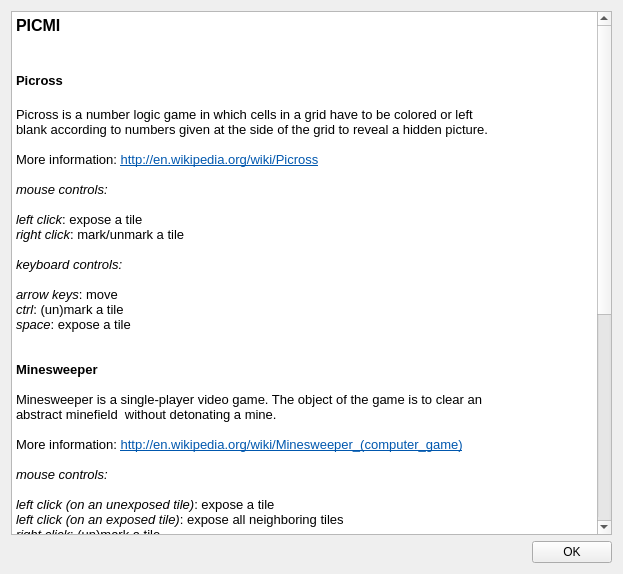
First picture: the form in src/f_qthelp.ui, repository schuay/picmi-legacy, before the edit.
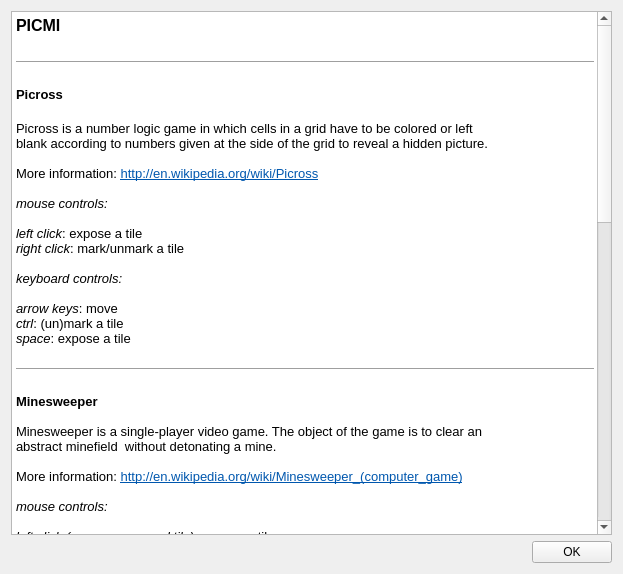
Second picture: the form after the edit.

Commit message: help text tweaks

Patch:
```diff
--- a/src/f_qthelp.ui
+++ b/src/f_qthelp.ui
@@ -23,6 +23,7 @@
 &lt;/style&gt;&lt;/head&gt;&lt;body style=&quot; font-family:'Sans Serif'; font-size:10pt; font-weight:400; font-style:normal;&quot;&gt;
 &lt;p style=&quot; margin-top:0px; margin-bottom:0px; margin-left:0px; margin-right:0px; -qt-block-indent:0; text-indent:0px;&quot;&gt;&lt;span style=&quot; font-size:12pt; font-weight:600;&quot;&gt;PICMI&lt;/span&gt;&lt;/p&gt;
 &lt;p style=&quot;-qt-paragraph-type:empty; margin-top:0px; margin-bottom:0px; margin-left:0px; margin-right:0px; -qt-block-indent:0; text-indent:0px; font-size:12pt; font-weight:600;&quot;&gt;&lt;/p&gt;
+&lt;hr /&gt;
 &lt;p style=&quot;-qt-paragraph-type:empty; margin-top:0px; margin-bottom:0px; margin-left:0px; margin-right:0px; -qt-block-indent:0; text-indent:0px; font-size:12pt; font-weight:600;&quot;&gt;&lt;/p&gt;
 &lt;p style=&quot; margin-top:0px; margin-bottom:0px; margin-left:0px; margin-right:0px; -qt-block-indent:0; text-indent:0px;&quot;&gt;&lt;span style=&quot; font-weight:600;&quot;&gt;Picross&lt;/span&gt;&lt;/p&gt;
 &lt;p style=&quot;-qt-paragraph-type:empty; margin-top:0px; margin-bottom:0px; margin-left:0px; margin-right:0px; -qt-block-indent:0; text-indent:0px; font-size:12pt; font-weight:600;&quot;&gt;&lt;/p&gt;
@@ -42,7 +43,8 @@
 &lt;p style=&quot; margin-top:0px; margin-bottom:0px; margin-left:0px; margin-right:0px; -qt-block-indent:0; text-indent:0px;&quot;&gt;&lt;span style=&quot; font-style:italic;&quot;&gt;ctrl&lt;/span&gt;: (un)mark a tile&lt;/p&gt;
 &lt;p style=&quot; margin-top:0px; margin-bottom:0px; margin-left:0px; margin-right:0px; -qt-block-indent:0; text-indent:0px;&quot;&gt;&lt;span style=&quot; font-style:italic;&quot;&gt;space&lt;/span&gt;: expose a tile&lt;/p&gt;
 &lt;p style=&quot;-qt-paragraph-type:empty; margin-top:0px; margin-bottom:0px; margin-left:0px; margin-right:0px; -qt-block-indent:0; text-indent:0px;&quot;&gt;&lt;/p&gt;
-&lt;p style=&quot;-qt-paragraph-type:empty; margin-top:0px; margin-bottom:0px; margin-left:0px; margin-right:0px; -qt-block-indent:0; text-indent:0px;&quot;&gt;&lt;/p&gt;
+&lt;hr /&gt;
+&lt;p style=&quot;-qt-paragraph-type:empty; margin-top:0px; margin-bottom:0px; margin-left:0px; margin-right:0px; -qt-block-indent:0; text-indent:0px; font-size:12pt; font-weight:600;&quot;&gt;&lt;/p&gt;
 &lt;p style=&quot; margin-top:0px; margin-bottom:0px; margin-left:0px; margin-right:0px; -qt-block-indent:0; text-indent:0px;&quot;&gt;&lt;span style=&quot; font-weight:600;&quot;&gt;Minesweeper&lt;/span&gt;&lt;/p&gt;
 &lt;p style=&quot;-qt-paragraph-type:empty; margin-top:0px; margin-bottom:0px; margin-left:0px; margin-right:0px; -qt-block-indent:0; text-indent:0px;&quot;&gt;&lt;/p&gt;
 &lt;p style=&quot; margin-top:0px; margin-bottom:0px; margin-left:0px; margin-right:0px; -qt-block-indent:0; text-indent:0px;&quot;&gt;Minesweeper is a single-player video game. The object of the game is to clear an&lt;/p&gt;
@@ -64,21 +66,46 @@
 &lt;p style=&quot; margin-top:0px; margin-bottom:0px; margin-left:0px; margin-right:0px; -qt-block-indent:0; text-indent:0px;&quot;&gt;&lt;span style=&quot; font-style:italic;&quot;&gt;space (on an unexposed tile)&lt;/span&gt;: expose a tile&lt;/p&gt;
 &lt;p style=&quot; margin-top:0px; margin-bottom:0px; margin-left:0px; margin-right:0px; -qt-block-indent:0; text-indent:0px;&quot;&gt;&lt;span style=&quot; font-style:italic;&quot;&gt;space (on an exposed tile)&lt;/span&gt;: expose all neighboring tiles&lt;/p&gt;
 &lt;p style=&quot;-qt-paragraph-type:empty; margin-top:0px; margin-bottom:0px; margin-left:0px; margin-right:0px; -qt-block-indent:0; text-indent:0px;&quot;&gt;&lt;/p&gt;
+&lt;hr /&gt;
+&lt;p style=&quot;-qt-paragraph-type:empty; margin-top:0px; margin-bottom:0px; margin-left:0px; margin-right:0px; -qt-block-indent:0; text-indent:0px; font-size:12pt; font-weight:600;&quot;&gt;&lt;/p&gt;
 &lt;p style=&quot; margin-top:0px; margin-bottom:0px; margin-left:0px; margin-right:0px; -qt-block-indent:0; text-indent:0px;&quot;&gt;&lt;span style=&quot; font-weight:600;&quot;&gt;Global Controls&lt;/span&gt;&lt;/p&gt;
 &lt;p style=&quot;-qt-paragraph-type:empty; margin-top:0px; margin-bottom:0px; margin-left:0px; margin-right:0px; -qt-block-indent:0; text-indent:0px;&quot;&gt;&lt;/p&gt;
 &lt;p style=&quot; margin-top:0px; margin-bottom:0px; margin-left:0px; margin-right:0px; -qt-block-indent:0; text-indent:0px;&quot;&gt;&lt;span style=&quot; font-style:italic;&quot;&gt;p&lt;/span&gt;: (un)pause the game&lt;/p&gt;
 &lt;p style=&quot; margin-top:0px; margin-bottom:0px; margin-left:0px; margin-right:0px; -qt-block-indent:0; text-indent:0px;&quot;&gt;&lt;span style=&quot; font-style:italic;&quot;&gt;esc&lt;/span&gt;: quit game&lt;/p&gt;
 &lt;p style=&quot;-qt-paragraph-type:empty; margin-top:0px; margin-bottom:0px; margin-left:0px; margin-right:0px; -qt-block-indent:0; text-indent:0px;&quot;&gt;&lt;/p&gt;
+&lt;hr /&gt;
+&lt;p style=&quot;-qt-paragraph-type:empty; margin-top:0px; margin-bottom:0px; margin-left:0px; margin-right:0px; -qt-block-indent:0; text-indent:0px; font-size:12pt; font-weight:600;&quot;&gt;&lt;/p&gt;
+&lt;p style=&quot; margin-top:0px; margin-bottom:0px; margin-left:0px; margin-right:0px; -qt-block-indent:0; text-indent:0px;&quot;&gt;&lt;span style=&quot; font-weight:600;&quot;&gt;Settings&lt;/span&gt;&lt;/p&gt;
 &lt;p style=&quot;-qt-paragraph-type:empty; margin-top:0px; margin-bottom:0px; margin-left:0px; margin-right:0px; -qt-block-indent:0; text-indent:0px;&quot;&gt;&lt;/p&gt;
+&lt;p style=&quot; margin-top:0px; margin-bottom:0px; margin-left:0px; margin-right:0px; -qt-block-indent:0; text-indent:0px;&quot;&gt;&lt;span style=&quot; font-style:italic;&quot;&gt;Global&lt;/span&gt;&lt;/p&gt;
+&lt;p style=&quot;-qt-paragraph-type:empty; margin-top:0px; margin-bottom:0px; margin-left:0px; margin-right:0px; -qt-block-indent:0; text-indent:0px; font-style:italic;&quot;&gt;&lt;/p&gt;
+&lt;p style=&quot; margin-top:0px; margin-bottom:0px; margin-left:0px; margin-right:0px; -qt-block-indent:0; text-indent:0px;&quot;&gt;Width / Height: the dimensions of the game board.&lt;/p&gt;
+&lt;p style=&quot; margin-top:0px; margin-bottom:0px; margin-left:0px; margin-right:0px; -qt-block-indent:0; text-indent:0px;&quot;&gt;Difficulty: the percentage of the game board to be filled. Reasonable starting points &lt;/p&gt;
+&lt;p style=&quot; margin-top:0px; margin-bottom:0px; margin-left:0px; margin-right:0px; -qt-block-indent:0; text-indent:0px;&quot;&gt;               are 55% (Picross) and 20% (Minesweeper).&lt;/p&gt;
+&lt;p style=&quot; margin-top:0px; margin-bottom:0px; margin-left:0px; margin-right:0px; -qt-block-indent:0; text-indent:0px;&quot;&gt;Background: whether to use the default or a custom background.&lt;/p&gt;
+&lt;p style=&quot; margin-top:0px; margin-bottom:0px; margin-left:0px; margin-right:0px; -qt-block-indent:0; text-indent:0px;&quot;&gt;Custom BG: the image to be displayed as custom background (this is only used&lt;/p&gt;
+&lt;p style=&quot; margin-top:0px; margin-bottom:0px; margin-left:0px; margin-right:0px; -qt-block-indent:0; text-indent:0px;&quot;&gt;                    if Background is set to &amp;quot;Custom&amp;quot;)&lt;/p&gt;
+&lt;p style=&quot;-qt-paragraph-type:empty; margin-top:0px; margin-bottom:0px; margin-left:0px; margin-right:0px; -qt-block-indent:0; text-indent:0px;&quot;&gt;&lt;/p&gt;
+&lt;p style=&quot; margin-top:0px; margin-bottom:0px; margin-left:0px; margin-right:0px; -qt-block-indent:0; text-indent:0px;&quot;&gt;&lt;span style=&quot; font-style:italic;&quot;&gt;Picross&lt;/span&gt;&lt;/p&gt;
+&lt;p style=&quot;-qt-paragraph-type:empty; margin-top:0px; margin-bottom:0px; margin-left:0px; margin-right:0px; -qt-block-indent:0; text-indent:0px; font-style:italic;&quot;&gt;&lt;/p&gt;
+&lt;p style=&quot; margin-top:0px; margin-bottom:0px; margin-left:0px; margin-right:0px; -qt-block-indent:0; text-indent:0px;&quot;&gt;No Hints Mode: in No Hints Mode, incorrectly marking tiles as filled is allowed. There&lt;/p&gt;
+&lt;p style=&quot; margin-top:0px; margin-bottom:0px; margin-left:0px; margin-right:0px; -qt-block-indent:0; text-indent:0px;&quot;&gt;                         is no feedback whether the tile is actually filled or not. Penalty time&lt;/p&gt;
+&lt;p style=&quot; margin-top:0px; margin-bottom:0px; margin-left:0px; margin-right:0px; -qt-block-indent:0; text-indent:0px;&quot;&gt;                         is disabled in this mode.&lt;/p&gt;
+&lt;p style=&quot;-qt-paragraph-type:empty; margin-top:0px; margin-bottom:0px; margin-left:0px; margin-right:0px; -qt-block-indent:0; text-indent:0px;&quot;&gt;&lt;/p&gt;
+&lt;hr /&gt;
+&lt;p style=&quot;-qt-paragraph-type:empty; margin-top:0px; margin-bottom:0px; margin-left:0px; margin-right:0px; -qt-block-indent:0; text-indent:0px; font-size:12pt; font-weight:600;&quot;&gt;&lt;/p&gt;
 &lt;p style=&quot; margin-top:0px; margin-bottom:0px; margin-left:0px; margin-right:0px; -qt-block-indent:0; text-indent:0px;&quot;&gt;&lt;span style=&quot; font-weight:600;&quot;&gt;License&lt;/span&gt;&lt;/p&gt;
 &lt;p style=&quot;-qt-paragraph-type:empty; margin-top:0px; margin-bottom:0px; margin-left:0px; margin-right:0px; -qt-block-indent:0; text-indent:0px;&quot;&gt;&lt;/p&gt;
 &lt;p style=&quot; margin-top:0px; margin-bottom:0px; margin-left:0px; margin-right:0px; -qt-block-indent:0; text-indent:0px;&quot;&gt;Picmi is licensed under the terms of the GNU General Public License version 2.&lt;/p&gt;
 &lt;p style=&quot;-qt-paragraph-type:empty; margin-top:0px; margin-bottom:0px; margin-left:0px; margin-right:0px; -qt-block-indent:0; text-indent:0px;&quot;&gt;&lt;/p&gt;
-&lt;p style=&quot;-qt-paragraph-type:empty; margin-top:0px; margin-bottom:0px; margin-left:0px; margin-right:0px; -qt-block-indent:0; text-indent:0px;&quot;&gt;&lt;/p&gt;
+&lt;hr /&gt;
+&lt;p style=&quot;-qt-paragraph-type:empty; margin-top:0px; margin-bottom:0px; margin-left:0px; margin-right:0px; -qt-block-indent:0; text-indent:0px; font-size:12pt; font-weight:600;&quot;&gt;&lt;/p&gt;
 &lt;p style=&quot; margin-top:0px; margin-bottom:0px; margin-left:0px; margin-right:0px; -qt-block-indent:0; text-indent:0px;&quot;&gt;&lt;span style=&quot; font-weight:600;&quot;&gt;Contact&lt;/span&gt;&lt;/p&gt;
 &lt;p style=&quot;-qt-paragraph-type:empty; margin-top:0px; margin-bottom:0px; margin-left:0px; margin-right:0px; -qt-block-indent:0; text-indent:0px;&quot;&gt;&lt;/p&gt;
 &lt;p style=&quot; margin-top:0px; margin-bottom:0px; margin-left:0px; margin-right:0px; -qt-block-indent:0; text-indent:0px;&quot;&gt;Homepage: &lt;a href=&quot;http://github.com/schuay/picmi&quot;&gt;&lt;span style=&quot; text-decoration: underline; color:#0057ae;&quot;&gt;http://github.com/schuay/picmi&lt;/span&gt;&lt;/a&gt;&lt;/p&gt;
-&lt;p style=&quot; margin-top:0px; margin-bottom:0px; margin-left:0px; margin-right:0px; -qt-block-indent:0; text-indent:0px;&quot;&gt;Email: &lt;a href=&quot;mailto:jakob.gruber@gmail.com&quot;&gt;&lt;span style=&quot; text-decoration: underline; color:#0057ae;&quot;&gt;jakob.gruber@gmail.com&lt;/span&gt;&lt;/a&gt;&lt;/p&gt;&lt;/body&gt;&lt;/html&gt;</string>
+&lt;p style=&quot; margin-top:0px; margin-bottom:0px; margin-left:0px; margin-right:0px; -qt-block-indent:0; text-indent:0px;&quot;&gt;Email: &lt;a href=&quot;mailto:jakob.gruber@gmail.com&quot;&gt;&lt;span style=&quot; text-decoration: underline; color:#0057ae;&quot;&gt;jakob.gruber@gmail.com&lt;/span&gt;&lt;/a&gt;&lt;/p&gt;
+&lt;p style=&quot;-qt-paragraph-type:empty; margin-top:0px; margin-bottom:0px; margin-left:0px; margin-right:0px; -qt-block-indent:0; text-indent:0px; text-decoration: underline; color:#0057ae;&quot;&gt;&lt;/p&gt;
+&lt;p style=&quot; margin-top:0px; margin-bottom:0px; margin-left:0px; margin-right:0px; -qt-block-indent:0; text-indent:0px;&quot;&gt;&lt;span style=&quot; font-weight:600;&quot;&gt;Have fun!&lt;/span&gt;&lt;/p&gt;&lt;/body&gt;&lt;/html&gt;</string>
      </property>
      <property name="openExternalLinks">
       <bool>true</bool>
```
Left out of the diff: 2 changed lines with no effect on the pictures.
